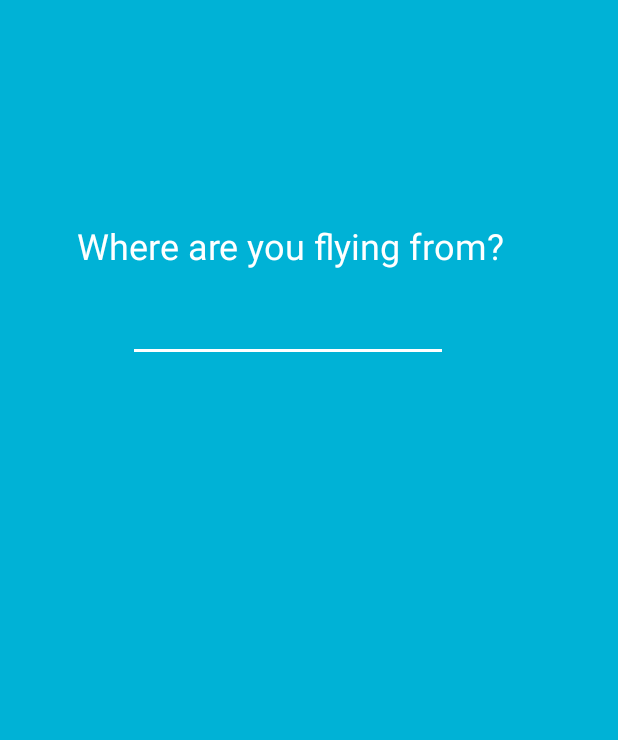
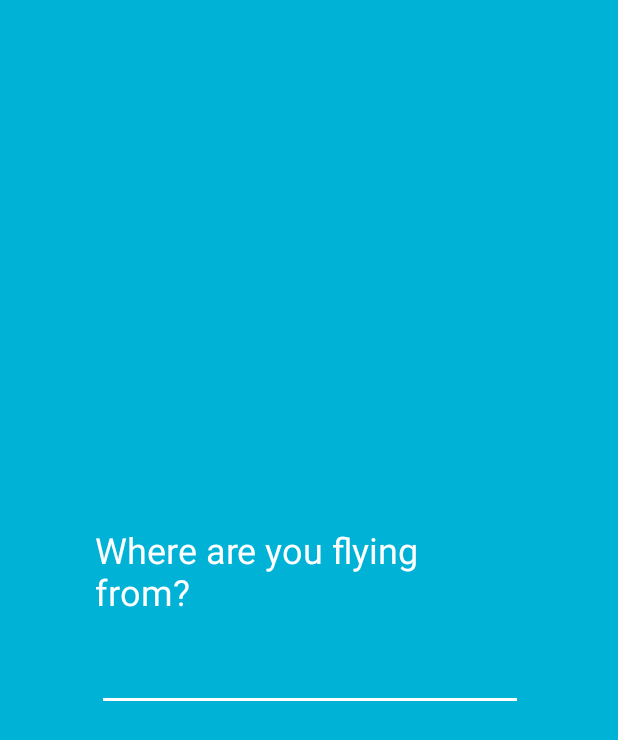
Before and after one commit to geoking/flightjumper, an Android app: the screen it shows after launch (StartActivity), on a phone screen of 412 x 824 dp. Shown: the top 740 px of the screen. Run offline under Robolectric (Android 15) with nearby library versions, the phone set to English and light mode, and no system bars.

Commit message:
Fix constraints

```diff
--- a/FlightJumper/app/src/main/res/layout/activity_start.xml
+++ b/FlightJumper/app/src/main/res/layout/activity_start.xml
@@ -1,5 +1,5 @@
 <?xml version="1.0" encoding="utf-8"?>
-<android.support.constraint.ConstraintLayout xmlns:android="http://schemas.android.com/apk/res/android"
+<RelativeLayout xmlns:android="http://schemas.android.com/apk/res/android"
     xmlns:app="http://schemas.android.com/apk/res-auto"
     xmlns:tools="http://schemas.android.com/tools"
     android:background="@color/colorPrimary"
@@ -7,12 +7,20 @@
     android:layout_height="match_parent"
     tools:context="me.geoking.flightjumper.StartActivity">
 
+    <android.support.constraint.ConstraintLayout xmlns:android="http://schemas.android.com/apk/res/android"
+        xmlns:app="http://schemas.android.com/apk/res-auto"
+        xmlns:tools="http://schemas.android.com/tools"
+        android:background="@color/colorPrimary"
+        android:layout_width="wrap_content"
+        android:layout_height="wrap_content"
+        android:layout_centerInParent="true"
+        tools:context="me.geoking.flightjumper.StartActivity">
+
             <TextView
             android:id="@+id/textView"
-        android:layout_width="wrap_content"
+            android:layout_width="284dp"
             android:layout_height="wrap_content"
-        android:layout_marginLeft="51dp"
-        android:layout_marginTop="147dp"
+            android:layout_centerInParent="true"
             android:text="Where are you flying from?"
             android:textColor="#FFFFFF"
             android:textSize="24sp"
@@ -21,15 +29,17 @@
 
             <EditText
                 android:id="@+id/editText"
-        android:layout_width="wrap_content"
+                android:layout_width="284dp"
                 android:layout_height="wrap_content"
-        android:layout_marginLeft="85dp"
-        android:layout_marginTop="16dp"
+                android:layout_centerInParent="true"
                 android:backgroundTint="#FFFFFF"
                 android:ems="10"
                 android:inputType="textPersonName"
                 android:textColor="#FFFFFF"
                 android:textColorLink="@android:color/white"
                 app:layout_constraintLeft_toLeftOf="parent"
-        app:layout_constraintTop_toBottomOf="@+id/textView" />
+                app:layout_constraintTop_toBottomOf="@+id/textView"
+                android:layout_marginLeft="1dp"
+                android:layout_marginTop="18dp" />
         </android.support.constraint.ConstraintLayout>
+    </RelativeLayout>
```
Lines whose indentation alone changed are shown as unchanged.
